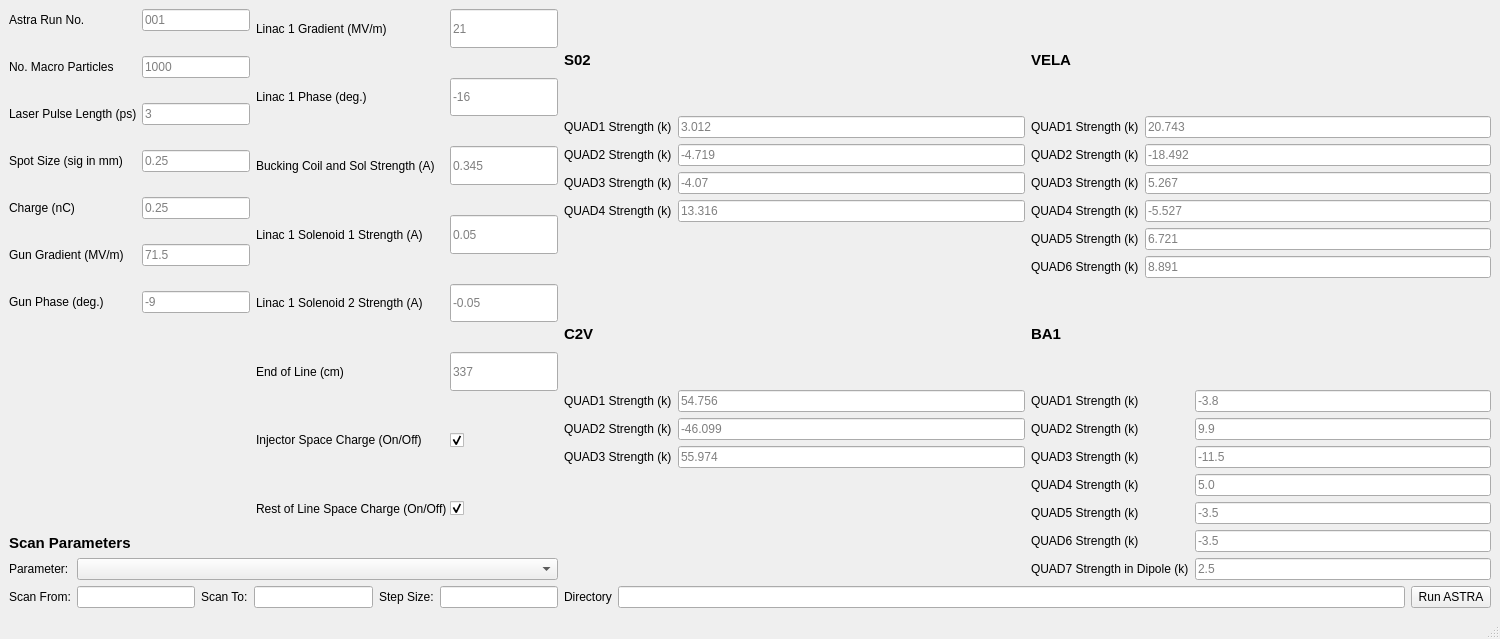
VELA-CLARA-software/OnlineModel, file astra_comparison_gui.ui: the form before one commit.
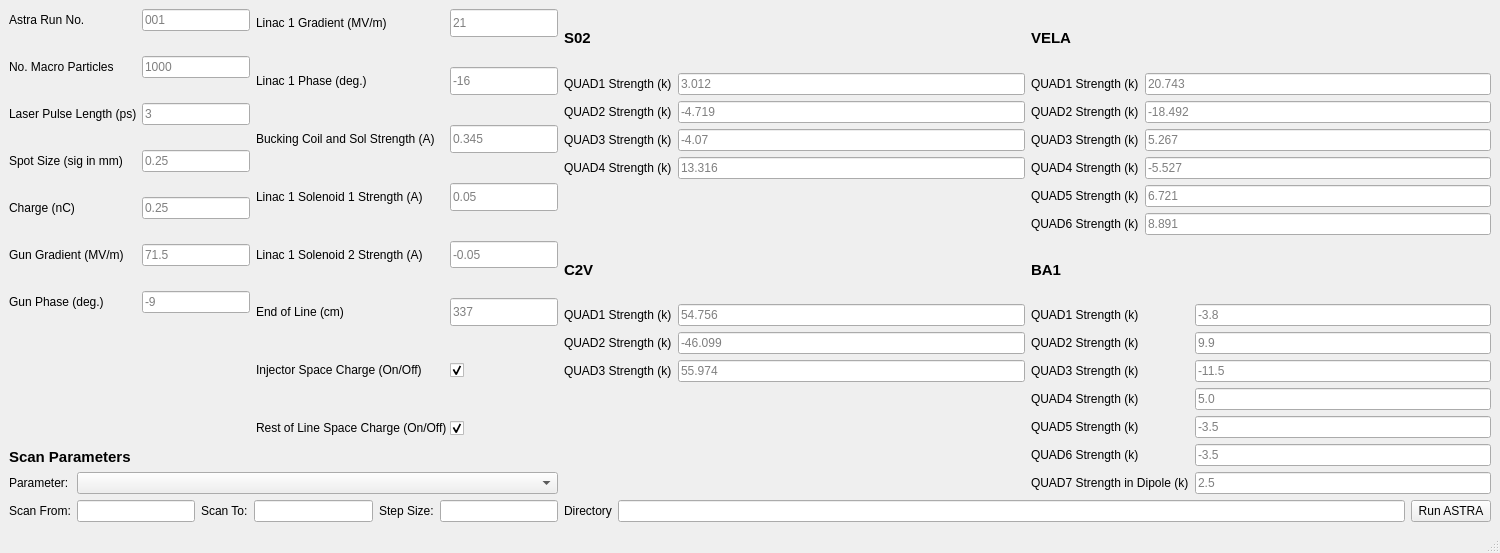
The form after the commit.

Commit message: renamed formlayout and magnet_machine_area labels

Diff of the .ui file:
```diff
--- a/astra_comparison_gui.ui
+++ b/astra_comparison_gui.ui
@@ -7,7 +7,7 @@
     <x>0</x>
     <y>0</y>
     <width>1500</width>
-    <height>639</height>
+    <height>553</height>
    </rect>
   </property>
   <property name="sizePolicy">
```
Left out of the diff: 18 changed lines with no effect on the pictures. The commit also changes 1 other file.
